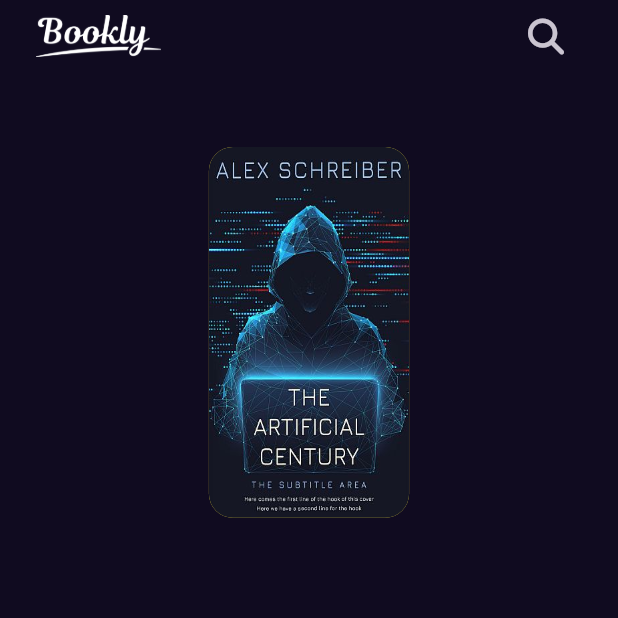
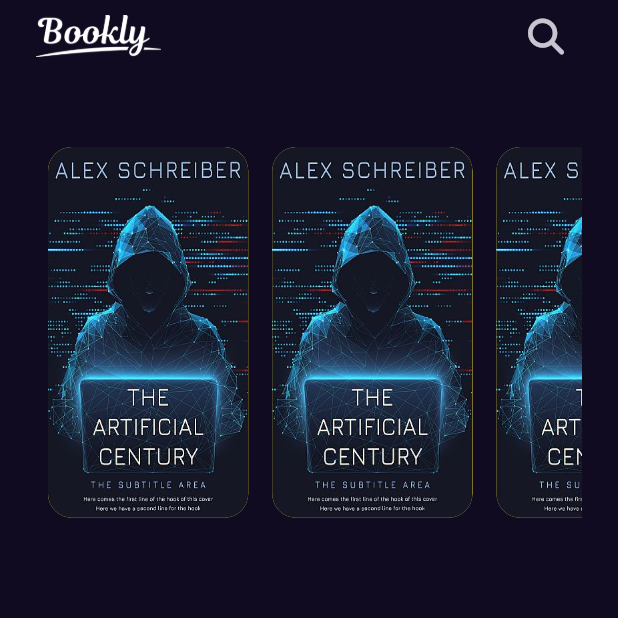
Before and after one commit to OmarAlbaz-flutter/bookly, a Flutter app: the screen it shows after launch, on a phone screen of 412 x 824 dp, the top half of it. Run offline on Flutter 3.47's test engine with Material 3 defaults, Android fonts, the phone set to English and light mode, and no system bars; our stand-ins replace font_awesome_flutter, get.

Commit message:
adding featured books listview

```diff
--- a/lib/features/home/presentation/views/widgets/custom_appbar.dart
+++ b/lib/features/home/presentation/views/widgets/custom_appbar.dart
@@ -7,7 +7,9 @@ class CustomAppBar extends StatelessWidget {
 
   @override
   Widget build(BuildContext context) {
-    return Row(
+    return Column(
+      children: [
+        Row(
           children: [
             Image.asset(
               AssetsData.logo,
@@ -22,6 +24,11 @@ class CustomAppBar extends StatelessWidget {
               ),
             )
           ],
+        ),
+        SizedBox(
+          height: 50,
+        ),
+      ],
     );
   }
 }
--- a/lib/features/home/presentation/views/widgets/custom_listview_item.dart
+++ /dev/null
@@ -1,29 +0,0 @@
-
-import 'package:bookly_app/core/utils/assets.dart';
-import 'package:flutter/material.dart';
-
-class CustomListViewItem extends StatelessWidget {
-  const CustomListViewItem({super.key});
-
-  @override
-  Widget build(BuildContext context) {
-    return SizedBox(
-      height: MediaQuery.of(context).size.height * 0.3,
-      child: AspectRatio(
-        aspectRatio: 2.7 / 5,
-        child: Container(
-          decoration: BoxDecoration(
-            borderRadius: BorderRadius.circular(16),
-            color: Colors.yellow,
-            image: DecorationImage(
-              fit: BoxFit.fill,
-              image: AssetImage(
-                AssetsData.testLogo,
-              ),
-            ),
-          ),
-        ),
-      ),
-    );
-  }
-}
--- /dev/null
+++ b/lib/features/home/presentation/views/widgets/featured_listview.dart
@@ -0,0 +1,23 @@
+import 'package:bookly_app/features/home/presentation/views/widgets/featured_listview_item.dart';
+import 'package:flutter/material.dart';
+
+class FeaturedBooksListView extends StatelessWidget {
+  const FeaturedBooksListView({super.key});
+
+  @override
+  Widget build(BuildContext context) {
+    return SizedBox(
+      height: MediaQuery.of(context).size.height * 0.3,
+      child: ListView.builder(
+        scrollDirection: Axis.horizontal,
+        itemCount: 10,
+        itemBuilder: (context, index) {
+          return Padding(
+            padding: const EdgeInsets.symmetric(horizontal: 8),
+            child: FeaturedListViewItem(),
+          );
+        },
+      ),
+    );
+  }
+}
--- /dev/null
+++ b/lib/features/home/presentation/views/widgets/featured_listview_item.dart
@@ -0,0 +1,25 @@
+import 'package:bookly_app/core/utils/assets.dart';
+import 'package:flutter/material.dart';
+
+class FeaturedListViewItem extends StatelessWidget {
+  const FeaturedListViewItem({super.key});
+
+  @override
+  Widget build(BuildContext context) {
+    return AspectRatio(
+      aspectRatio: 2.7 / 5,
+      child: Container(
+        decoration: BoxDecoration(
+          borderRadius: BorderRadius.circular(16),
+          color: Colors.yellow,
+          image: DecorationImage(
+            fit: BoxFit.fill,
+            image: AssetImage(
+              AssetsData.testLogo,
+            ),
+          ),
+        ),
+      ),
+    );
+  }
+}
--- a/lib/features/home/presentation/views/widgets/home_view_body.dart
+++ b/lib/features/home/presentation/views/widgets/home_view_body.dart
@@ -1,5 +1,5 @@
 import 'package:bookly_app/features/home/presentation/views/widgets/custom_appbar.dart';
-import 'package:bookly_app/features/home/presentation/views/widgets/custom_listview_item.dart';
+import 'package:bookly_app/features/home/presentation/views/widgets/featured_listview.dart';
 import 'package:flutter/material.dart';
 
 class HomeViewBody extends StatelessWidget {
@@ -13,10 +13,7 @@ class HomeViewBody extends StatelessWidget {
       child: Column(
         children: [
           CustomAppBar(),
-          SizedBox(
-            height: 50,
-          ),
-          CustomListViewItem(),
+          FeaturedBooksListView(),
         ],
       ),
     ));
```
Lines whose indentation alone changed are shown as unchanged.
